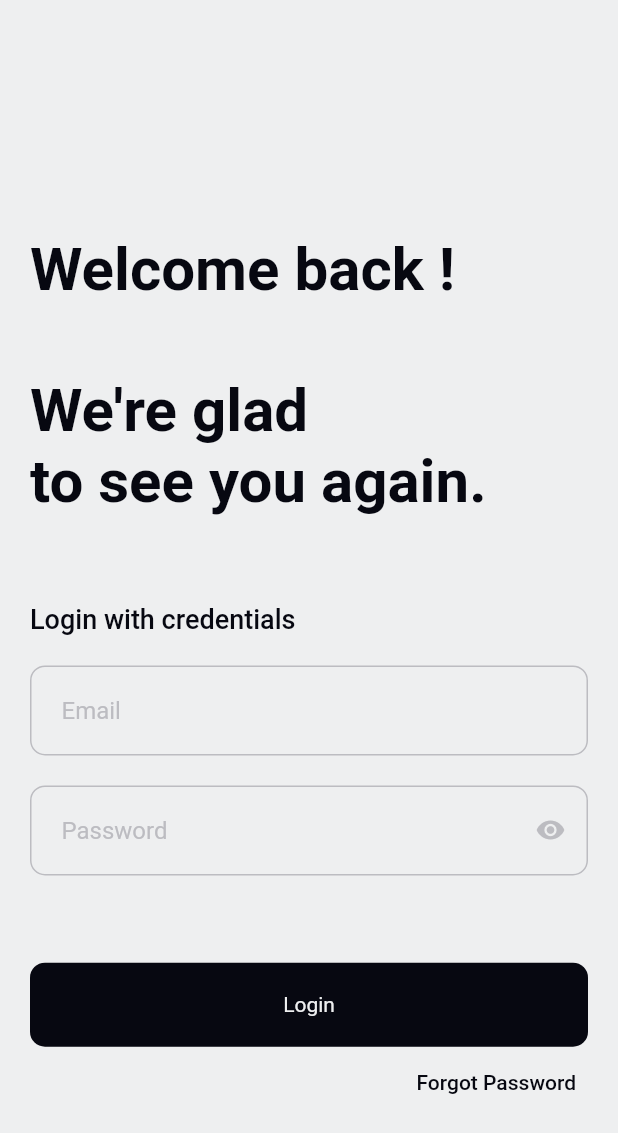
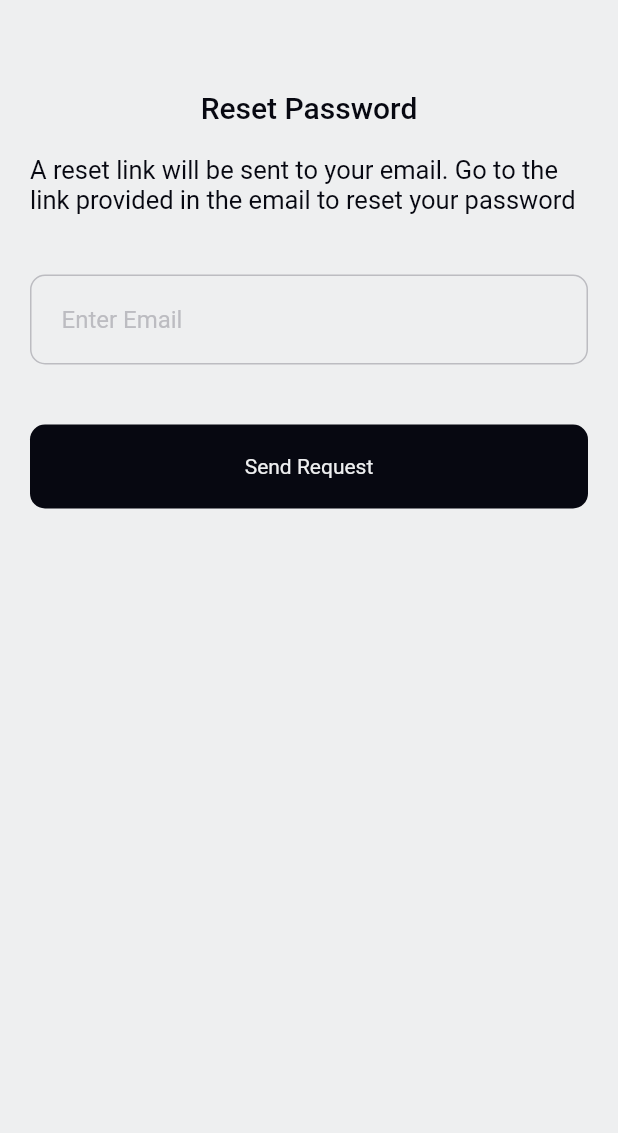
Before and after one commit to prasadsumit/expense-app, a Flutter app: the LoginPage screen opened directly, after a tap on "Forgot Password", on a phone screen of 412 x 824 dp. Shown: the top 1133 px of the screen. Run offline on Flutter 3.47's test engine with Material 2 defaults, Android fonts, the light colour scheme and no system bars; our stand-ins replace cloud_firestore, connectivity, firebase_auth, firebase_core, font_awesome_flutter, lottie and 2 more; accounts and stored records are empty.

Commit message:
Final Changes done. App is Complete

```diff
--- a/lib/expense_record_list.dart
+++ b/lib/expense_record_list.dart
@@ -17,6 +17,12 @@ class ExpenseRecordList extends StatelessWidget {
       width: size.width,
       child: Scaffold(
         appBar: AppBar(
+          backgroundColor: AppColor.bodyColor,
+          leading: IconButton(
+            onPressed: () => Navigator.pop(context),
+            icon: Icon(Icons.arrow_back_rounded),
+            color: AppColor.textColor,
+            ),
           title: Text('History',
           textAlign: TextAlign.justify,
             style: TextStyle(color: AppColor.textColor),
--- a/lib/main.dart
+++ b/lib/main.dart
@@ -3,6 +3,7 @@ import 'package:rupiya/models/authentication_service.dart';
 import 'package:rupiya/models/database_service.dart';
 import 'package:rupiya/screens/about_screen.dart';
 import 'package:rupiya/screens/homescreen.dart';
+import 'package:rupiya/screens/reset_screen.dart';
 import 'package:rupiya/themes/app_theme.dart';
 import 'package:rupiya/screens/start_page.dart';
 import 'package:rupiya/ux/loading_screen.dart';
@@ -67,6 +68,15 @@ class ExpensesApp extends StatelessWidget {
                   reverseDuration: Duration(milliseconds: 300),
                 );
               }
+              case '/reset_screen' : {
+                return PageTransition(
+                  child: ResetScreen(),
+                  childCurrent: LoginPage(),
+                  type: PageTransitionType.rightToLeftJoined,
+                  duration: Duration(milliseconds: 300),
+                  reverseDuration: Duration(milliseconds: 300),
+                );
+              }
               case '/sign_up_screen' : {
                 return PageTransition(
                   child: SignUpPage(),
@@ -80,16 +90,16 @@ class ExpensesApp extends StatelessWidget {
                 return PageTransition(
                   child: ExpenseRecordList(),
                   type: PageTransitionType.fade,
-                  duration: Duration(milliseconds: 300),
-                  reverseDuration: Duration(milliseconds: 300),
+                  duration: Duration(milliseconds: 200),
+                  reverseDuration: Duration(milliseconds: 200),
                 );
               }
               case '/about_screen' : {
                 return PageTransition(
                   child: About(),
                   type: PageTransitionType.fade,
-                  duration: Duration(milliseconds: 300),
-                  reverseDuration: Duration(milliseconds: 300),
+                  duration: Duration(milliseconds: 200),
+                  reverseDuration: Duration(milliseconds: 200),
                 );
               }
               case '/home_screen' : {
@@ -104,8 +114,8 @@ class ExpensesApp extends StatelessWidget {
                 return PageTransition(
                   child: StartPage(),
                   type: PageTransitionType.rightToLeft,
-                  duration: Duration(milliseconds: 400),
-                  reverseDuration: Duration(milliseconds: 400),
+                  duration: Duration(milliseconds: 300),
+                  reverseDuration: Duration(milliseconds: 300),
                 );
               }
               case '/goto_facebook' : {
--- a/lib/models/authentication_service.dart
+++ b/lib/models/authentication_service.dart
@@ -39,4 +39,14 @@ class AuthenticationService{
     }
   }
 
+  Future<String> resetPassword({String email}) async {
+    try {
+      await _firebaseAuth.sendPasswordResetEmail(email: email);
+      return "Sent";
+    } catch (e) {
+      print(e);
+      return e.code;
+    }
+  }
+
 }
--- a/lib/screens/login.dart
+++ b/lib/screens/login.dart
@@ -171,7 +171,7 @@ class _LoginPageState extends State<LoginPage> {
                 Align(
                 alignment: Alignment.centerRight,
                 child: TextButton(
-                    onPressed: () {},
+                    onPressed: () => Navigator.pushNamed(context, '/reset_screen'),
                     child: Text('Forgot Password',
                     style: TextStyle(color: AppColor.textColor),
                     ),
--- /dev/null
+++ b/lib/screens/reset_screen.dart
@@ -0,0 +1,122 @@
+import 'package:flutter/material.dart';
+import 'package:provider/provider.dart';
+import 'package:rupiya/themes/AppColor.dart';
+import 'package:rupiya/models/authentication_service.dart';
+import 'package:rupiya/ux/snackbars.dart';
+import 'package:rupiya/ux/loading_screen.dart';
+
+ //regular expression for checking email validity
+    final RegExp emailRegex = new RegExp(
+      r"^[a-zA-Z0-9.!#$%&'*+/=?^_`{|}~-]+@[a-zA-Z0-9](?:[a-zA-Z0-9-]{0,253}[a-zA-Z0-9])?(?:\.[a-zA-Z0-9](?:[a-zA-Z0-9-]{0,253}[a-zA-Z0-9])?)*$");
+
+class ResetScreen extends StatefulWidget {
+  @override
+  _ResetScreenState createState() => _ResetScreenState();
+}
+
+class _ResetScreenState extends State<ResetScreen> {
+  final emailController = TextEditingController();
+
+  bool isLoading = false;
+  final _formKey = GlobalKey<FormState>();
+
+  @override
+  void dispose() {
+    emailController.dispose();
+    super.dispose();
+  }
+  @override
+  Widget build(BuildContext context) {
+
+    final size = MediaQuery.of(context).size;
+    return isLoading ? LoadingScreen() : Scaffold(
+        body: SingleChildScrollView(
+      child: Container(
+        height: size.height,
+        width: size.width,
+        padding: EdgeInsets.all(20.0),
+        child: Column(
+          crossAxisAlignment: CrossAxisAlignment.stretch,
+          mainAxisAlignment: MainAxisAlignment.start,
+          children: [
+            SizedBox(height: 40.0,),
+            Center(child: Text('Reset Password',style: Theme.of(context).textTheme.headline2)),
+            SizedBox(height: 20.0,),
+            Text('A reset link will be sent to your email. Go to the link provided in the email to reset your password',style: Theme.of(context).textTheme.headline4),
+            SizedBox(height: 40.0,),
+            Form(
+              key: _formKey,
+              child: Column(
+                crossAxisAlignment: CrossAxisAlignment.start,
+                children: [
+                  Container(
+                    padding:EdgeInsets.symmetric(horizontal: 20.0, vertical: 5.0),
+                    decoration: BoxDecoration(
+                        border: Border.all(color: AppColor.lightTextColor),
+                        borderRadius: BorderRadius.circular(10.0),
+                        shape: BoxShape.rectangle),
+                    child: TextFormField(
+                      controller: emailController,
+                      autovalidateMode: AutovalidateMode.onUserInteraction,
+                      validator: (value) {
+                      if(!emailRegex.hasMatch(value))
+                        return 'Not a valid email';
+                      else if(value==null || value.isEmpty)
+                        return 'This field can\'t be empty';
+                      else
+                        return null;
+                    },
+                      cursorColor: AppColor.textColor,
+                      keyboardType: TextInputType.emailAddress,
+                      autofocus: false,
+                      style: TextStyle(
+                          color: AppColor.textColor, fontWeight: FontWeight.w500),
+                      decoration: InputDecoration(
+                        hintText: 'Enter Email',
+                        hintStyle: TextStyle(
+                            color: AppColor.lightTextColor,
+                            fontWeight: FontWeight.w400),
+                        contentPadding: EdgeInsets.all(0),
+                        border: OutlineInputBorder(borderSide: BorderSide.none),
+                      ),
+                    ),
+                  ),
+                  SizedBox(height: 40.0,),
+                ],
+              ),
+            ),
+            Column(
+              crossAxisAlignment: CrossAxisAlignment.stretch,
+              children: [
+                RawMaterialButton(
+                  splashColor: AppColor.textColor,
+                    onPressed: () async {
+                      if(_formKey.currentState.validate()) {
+                          setState(() => isLoading = !isLoading);
+                          var status = await context.read<AuthenticationService>().resetPassword(
+                            email: emailController.text.trim(),
+                            );
+                          if(status == 'Sent') {
+                              setState(() => isLoading = !isLoading);
+                              showSnackBar(context,'Request sent. Check your email.');
+                            }
+                          else {
+                              setState(() => isLoading = !isLoading);
+                              showSnackBar(context,'Request sent failed. Try again');
+                          }
+                        }
+                      },
+                    padding: EdgeInsets.all(20.0),
+                    elevation: 0,
+                    fillColor: AppColor.buttonBackgroundColor,
+                    shape: RoundedRectangleBorder(borderRadius: BorderRadius.circular(10.0)),
+                    child: Text('Send Request',style: TextStyle(color: AppColor.bodyColor)),
+                  )
+              ],
+            ),
+          ],
+        ),
+      ),
+    ));
+  }
+}
--- a/lib/screens/sign_up.dart
+++ b/lib/screens/sign_up.dart
@@ -112,7 +112,6 @@ class _SignUpPageState extends State<SignUpPage> {
                                 return 'This field can\'t be empty';
                               else if(value.length < 6 || value.length > 12)
                                 return 'Password should be between 6-12 characters';
-                            /// TODO: make a strong password
                               else
                                 return null;
                             },
--- a/pubspec.yaml
+++ b/pubspec.yaml
@@ -32,10 +32,10 @@ dependencies:
   provider: ^5.0.0
   connectivity: ^3.0.4
   intl: ^0.17.0
-  firebase_auth: ^3.0.1
-  firebase_core: ^1.4.0
+  firebase_auth: ^3.1.0
+  firebase_core: ^1.6.0
   lottie: ^1.0.1
-  cloud_firestore: ^2.4.0
+  cloud_firestore: ^2.5.1
   page_transition: ^2.0.2
   webview_flutter: ^2.0.12
 
```
Also changed, not shown: lib/screens/about_screen.dart (+10 -2 lines), lib/screens/side_drawer.dart (+6 -17 lines), pubspec.lock.
